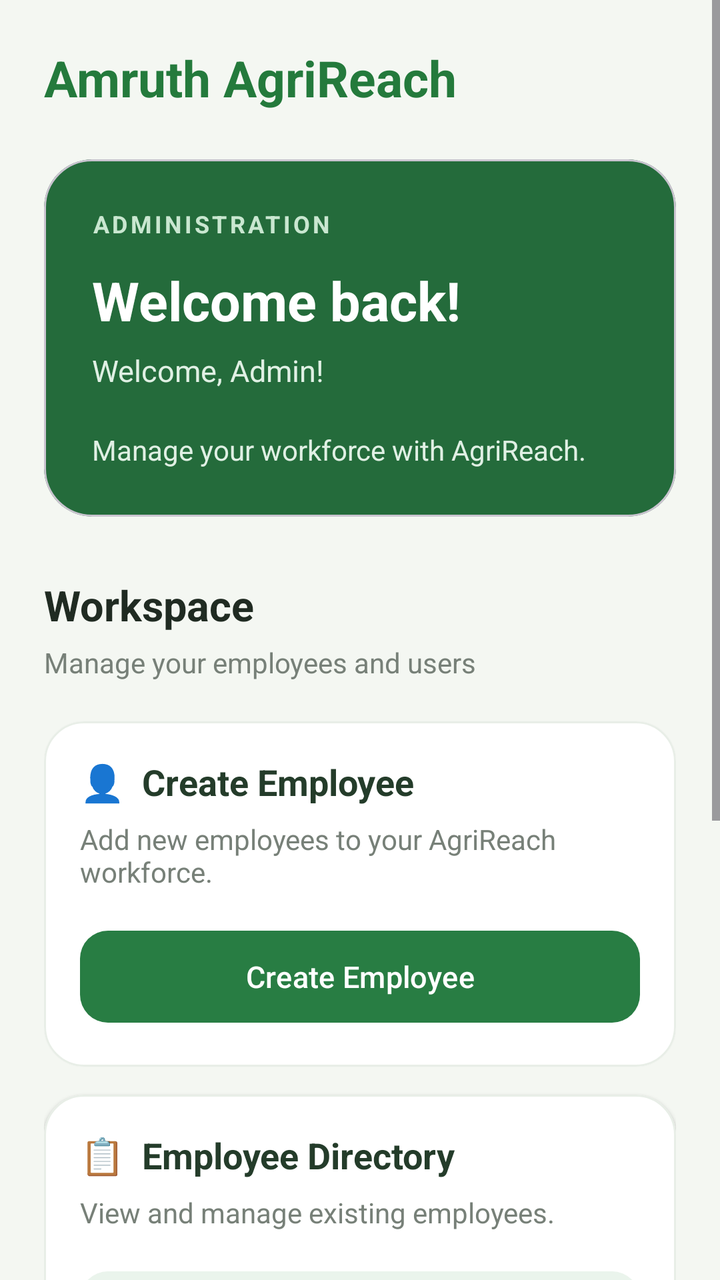
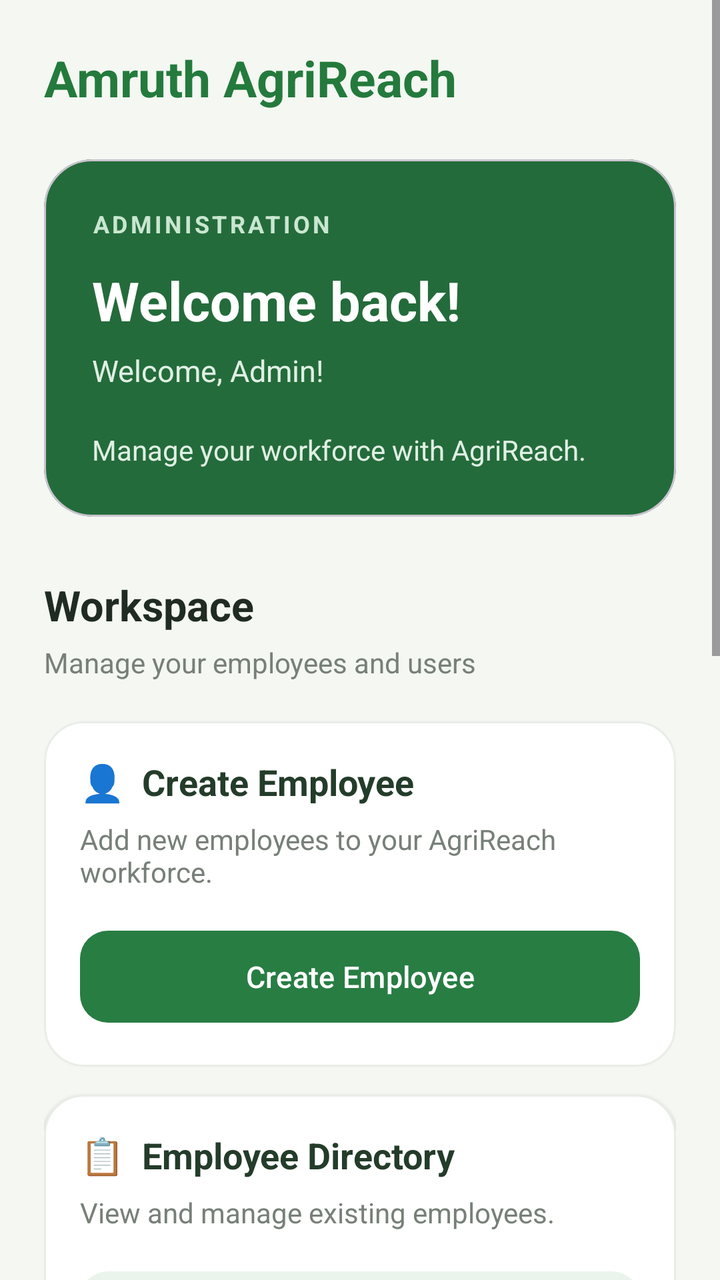

Before-and-after screenshots of an Android layout around one commit, followed by the original layout XML and the change that was made.
<!-- AndroidManifest.xml: application theme Theme.AgriReach -->
<!-- res/layout/activity_admin_dashboard.xml -->
<?xml version="1.0" encoding="utf-8"?>
<ScrollView xmlns:android="http://schemas.android.com/apk/res/android"

    xmlns:app="http://schemas.android.com/apk/res-auto"

    android:layout_width="match_parent"

    android:layout_height="match_parent"

    android:background="#F4F7F2"

    android:fillViewport="true">
    <LinearLayout

        android:layout_width="match_parent"

        android:layout_height="wrap_content"

        android:orientation="vertical"

        android:padding="22dp">
        
        <TextView

            android:layout_width="216dp"

            android:layout_height="wrap_content"

            android:text="Amruth AgriReach"

            android:textColor="#247A3C"

            android:textSize="25sp"

            android:textStyle="bold" />
        
        <com.google.android.material.card.MaterialCardView

            android:layout_width="match_parent"

            android:layout_height="wrap_content"

            android:layout_marginTop="24dp"

            app:cardBackgroundColor="#246B3B"

            app:cardCornerRadius="24dp"

            app:cardElevation="0dp">
            <LinearLayout

                android:layout_width="match_parent"

                android:layout_height="wrap_content"

                android:orientation="vertical"

                android:padding="24dp">
                <TextView

                    android:layout_width="wrap_content"

                    android:layout_height="wrap_content"

                    android:text="ADMINISTRATION"

                    android:textColor="#C9E7D0"

                    android:textSize="12sp"

                    android:letterSpacing="0.12"

                    android:textStyle="bold" />
                <TextView

                    android:layout_width="wrap_content"

                    android:layout_height="wrap_content"

                    android:layout_marginTop="12dp"

                    android:text="Welcome back!"

                    android:textColor="#FFFFFF"

                    android:textSize="27sp"

                    android:textStyle="bold" />
                <TextView

                    android:id="@+id/adminWelcomeText"

                    android:layout_width="wrap_content"

                    android:layout_height="wrap_content"

                    android:layout_marginTop="7dp"

                    android:text="Welcome, Admin!"

                    android:textColor="#E0F0E4"

                    android:textSize="15sp" />
                <TextView

                    android:layout_width="wrap_content"

                    android:layout_height="wrap_content"

                    android:layout_marginTop="20dp"

                    android:text="Manage your workforce with AgriReach."

                    android:textColor="#E0F0E4"

                    android:textSize="14sp" />
            </LinearLayout>
        </com.google.android.material.card.MaterialCardView>
        
        <TextView

            android:layout_width="wrap_content"

            android:layout_height="wrap_content"

            android:layout_marginTop="30dp"

            android:text="Workspace"

            android:textColor="#202B22"

            android:textSize="21sp"

            android:textStyle="bold" />
        <TextView

            android:layout_width="wrap_content"

            android:layout_height="wrap_content"

            android:layout_marginTop="5dp"

            android:text="Manage your employees and users"

            android:textColor="#778078"

            android:textSize="14sp" />
        
        <com.google.android.material.card.MaterialCardView

            android:layout_width="match_parent"

            android:layout_height="wrap_content"

            android:layout_marginTop="20dp"

            app:cardBackgroundColor="#FFFFFF"

            app:cardCornerRadius="20dp"

            app:cardElevation="1dp"

            app:strokeColor="#E8EEE7"

            app:strokeWidth="1dp">
            <LinearLayout

                android:layout_width="match_parent"

                android:layout_height="wrap_content"

                android:orientation="vertical"

                android:padding="18dp">
                <TextView

                    android:layout_width="wrap_content"

                    android:layout_height="wrap_content"

                    android:text="👤  Create Employee"

                    android:textColor="#243C2A"

                    android:textSize="18sp"

                    android:textStyle="bold" />
                <TextView

                    android:layout_width="match_parent"

                    android:layout_height="wrap_content"

                    android:layout_marginTop="7dp"

                    android:text="Add new employees to your AgriReach workforce."

                    android:textColor="#778078"

                    android:textSize="14sp" />
                <com.google.android.material.button.MaterialButton

                    android:id="@+id/createEmployeeButton"

                    android:layout_width="match_parent"

                    android:layout_height="54dp"

                    android:layout_marginTop="16dp"

                    android:text="Create Employee"

                    android:textAllCaps="false"

                    android:textSize="15sp"

                    app:backgroundTint="#287D43"

                    app:cornerRadius="14dp"

                    app:elevation="0dp" />
            </LinearLayout>
        </com.google.android.material.card.MaterialCardView>
        
        <com.google.android.material.card.MaterialCardView

            android:layout_width="match_parent"

            android:layout_height="wrap_content"

            android:layout_marginTop="14dp"

            app:cardBackgroundColor="#FFFFFF"

            app:cardCornerRadius="20dp"

            app:cardElevation="1dp"

            app:strokeColor="#E8EEE7"

            app:strokeWidth="1dp">
            <LinearLayout

                android:layout_width="match_parent"

                android:layout_height="wrap_content"

                android:orientation="vertical"

                android:padding="18dp">
                <TextView

                    android:layout_width="wrap_content"

                    android:layout_height="wrap_content"

                    android:text="📋  Employee Directory"

                    android:textColor="#243C2A"

                    android:textSize="18sp"

                    android:textStyle="bold" />
                <TextView

                    android:layout_width="match_parent"

                    android:layout_height="wrap_content"

                    android:layout_marginTop="7dp"

                    android:text="View and manage existing employees."

                    android:textColor="#778078"

                    android:textSize="14sp" />
                <com.google.android.material.button.MaterialButton

                    android:id="@+id/viewEmployeesButton"

                    android:layout_width="match_parent"

                    android:layout_height="54dp"

                    android:layout_marginTop="16dp"

                    android:text="View Employees"

                    android:textAllCaps="false"

                    android:textSize="15sp"

                    android:textColor="#287D43"

                    app:backgroundTint="#EAF4EC"

                    app:cornerRadius="14dp"

                    app:elevation="0dp" />
            </LinearLayout>
        </com.google.android.material.card.MaterialCardView>
        
        <com.google.android.material.card.MaterialCardView

            android:layout_width="match_parent"

            android:layout_height="wrap_content"

            android:layout_marginTop="14dp"

            app:cardBackgroundColor="#FFFFFF"

            app:cardCornerRadius="20dp"

            app:cardElevation="1dp"

            app:strokeColor="#E8EEE7"

            app:strokeWidth="1dp">
            <LinearLayout

                android:layout_width="match_parent"

                android:layout_height="wrap_content"

                android:orientation="vertical"

                android:padding="18dp">
                <TextView

                    android:layout_width="wrap_content"

                    android:layout_height="wrap_content"

                    android:text="⚙️  User Management"

                    android:textColor="#243C2A"

                    android:textSize="18sp"

                    android:textStyle="bold" />
                <TextView

                    android:layout_width="match_parent"

                    android:layout_height="wrap_content"

                    android:layout_marginTop="7dp"

                    android:text="Manage employee and manager accounts."

                    android:textColor="#778078"

                    android:textSize="14sp" />
                <com.google.android.material.button.MaterialButton

                    android:id="@+id/manageUsersButton"

                    android:layout_width="match_parent"

                    android:layout_height="54dp"

                    android:layout_marginTop="16dp"

                    android:text="Manage Users"

                    android:textAllCaps="false"

                    android:textSize="15sp"

                    android:textColor="#287D43"

                    app:backgroundTint="#EAF4EC"

                    app:cornerRadius="14dp"

                    app:elevation="0dp" />
            </LinearLayout>
        </com.google.android.material.card.MaterialCardView>
        
        <com.google.android.material.button.MaterialButton

            android:id="@+id/logoutButton"

            android:layout_width="match_parent"

            android:layout_height="54dp"

            android:layout_marginTop="28dp"

            android:layout_marginBottom="20dp"

            android:text="Logout"

            android:textAllCaps="false"

            android:textColor="#B23B36"

            android:textSize="15sp"

            app:backgroundTint="#FCEDEC"

            app:cornerRadius="14dp"

            app:elevation="0dp" />
    </LinearLayout>
</ScrollView>
<!-- resources referenced by this layout -->
<resources>
  <style name="Theme.AgriReach" parent="Base.Theme.AgriReach" />
  <style name="Base.Theme.AgriReach" parent="Theme.Material3.DayNight.NoActionBar">
          
          
      </style>
</resources>

<!-- the commit's change to res/layout/activity_admin_dashboard.xml (unified diff, before → after) -->
@@ -377,6 +377,62 @@
                     app:elevation="0dp" />
             </LinearLayout>
         </com.google.android.material.card.MaterialCardView>
+
+        
+        <com.google.android.material.card.MaterialCardView
+            android:layout_width="match_parent"
+            android:layout_height="wrap_content"
+            android:layout_marginTop="14dp"
+            app:cardBackgroundColor="#FFFFFF"
+            app:cardCornerRadius="20dp"
+            app:cardElevation="1dp"
+            app:strokeColor="#E8EEE7"
+            app:strokeWidth="1dp">
+            <LinearLayout
+                android:layout_width="match_parent"
+                android:layout_height="wrap_content"
+                android:orientation="vertical"
+                android:padding="18dp">
+                <TextView
+                    android:layout_width="wrap_content"
+                    android:layout_height="wrap_content"
+                    android:text="🎥  Training Videos"
+                    android:textColor="#243C2A"
+                    android:textSize="18sp"
+                    android:textStyle="bold" />
+                <TextView
+                    android:layout_width="match_parent"
+                    android:layout_height="wrap_content"
+                    android:layout_marginTop="7dp"
+                    android:text="Upload and manage employee training videos."
+                    android:textColor="#778078"
+                    android:textSize="14sp" />
+                <com.google.android.material.button.MaterialButton
+                    android:id="@+id/viewVideosButton"
+                    android:layout_width="match_parent"
+                    android:layout_height="54dp"
+                    android:layout_marginTop="16dp"
+                    android:text="View Videos"
+                    android:textAllCaps="false"
+                    android:textSize="15sp"
+                    android:textColor="#287D43"
+                    app:backgroundTint="#EAF4EC"
+                    app:cornerRadius="14dp"
+                    app:elevation="0dp" />
+                <com.google.android.material.button.MaterialButton
+                    android:id="@+id/uploadVideoButton"
+                    android:layout_width="match_parent"
+                    android:layout_height="54dp"
+                    android:layout_marginTop="10dp"
+                    android:text="Upload Training Video"
+                    android:textAllCaps="false"
+                    android:textSize="15sp"
+                    app:backgroundTint="#287D43"
+                    app:cornerRadius="14dp"
+                    app:elevation="0dp" />
+            </LinearLayout>
+        </com.google.android.material.card.MaterialCardView>
+
         
         <com.google.android.material.button.MaterialButton
 
